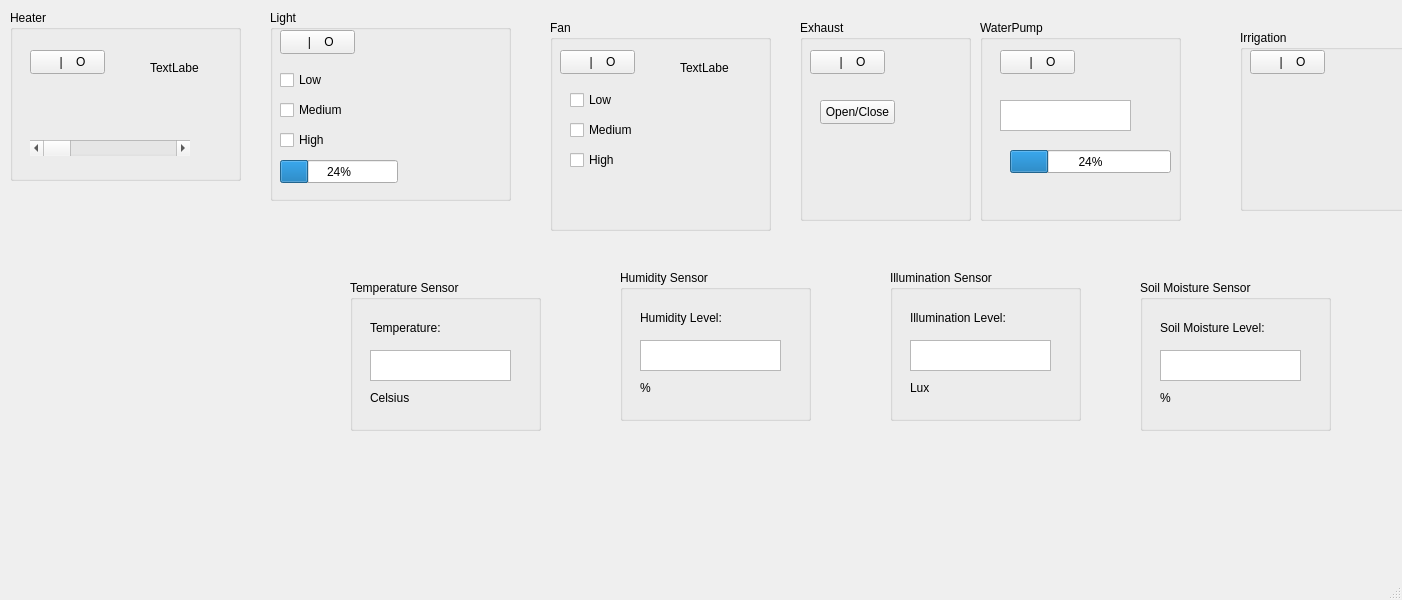
The window that mainwindow.ui (MaksPyvo/project3_section2_.Group7) describes before a commit, drawn with Qt 5.
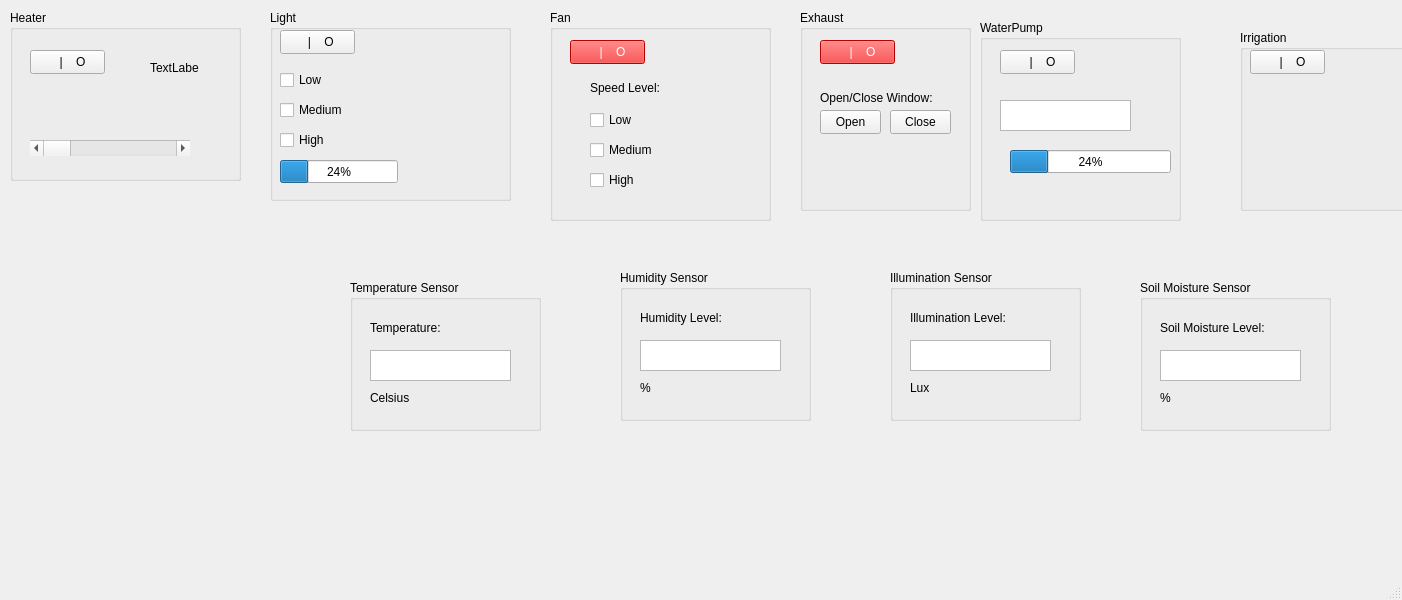
The same window after the commit.

Commit message: [REQ-FAN-002, REQ-EXH-002] Integrate: Fan, Exhaust classes with HMI class

What changed in the file:
```diff
--- a/mainwindow.ui
+++ b/mainwindow.ui
@@ -161,7 +161,7 @@
     <property name="geometry">
      <rect>
       <x>550</x>
-      <y>20</y>
+      <y>10</y>
       <width>221</width>
       <height>211</height>
      </rect>
@@ -172,12 +172,15 @@
     <widget class="QPushButton" name="FanSwitch">
      <property name="geometry">
       <rect>
-       <x>10</x>
+       <x>20</x>
        <y>30</y>
        <width>75</width>
        <height>24</height>
       </rect>
      </property>
+     <property name="styleSheet">
+      <string notr="true">background-color: red; color: white</string>
+     </property>
      <property name="text">
       <string>   |    O</string>
      </property>
@@ -185,53 +188,53 @@
     <widget class="QCheckBox" name="checkBox">
      <property name="geometry">
       <rect>
-       <x>20</x>
+       <x>40</x>
+       <y>100</y>
+       <width>75</width>
+       <height>20</height>
+      </rect>
+     </property>
+     <property name="text">
+      <string>Low</string>
+     </property>
+    </widget>
+    <widget class="QCheckBox" name="SpeedMediumLevelCheckbox">
+     <property name="geometry">
+      <rect>
+       <x>40</x>
+       <y>130</y>
+       <width>75</width>
+       <height>20</height>
+      </rect>
+     </property>
+     <property name="text">
+      <string>Medium</string>
+     </property>
+    </widget>
+    <widget class="QCheckBox" name="SpeedHighLevelCheckbox">
+     <property name="geometry">
+      <rect>
+       <x>40</x>
+       <y>160</y>
+       <width>75</width>
+       <height>20</height>
+      </rect>
+     </property>
+     <property name="text">
+      <string>High</string>
+     </property>
+    </widget>
+    <widget class="QLabel" name="label_10">
+     <property name="geometry">
+      <rect>
+       <x>40</x>
        <y>70</y>
-       <width>75</width>
-       <height>20</height>
-      </rect>
-     </property>
-     <property name="text">
-      <string>Low</string>
-     </property>
-    </widget>
-    <widget class="QCheckBox" name="checkBox_2">
-     <property name="geometry">
-      <rect>
-       <x>20</x>
-       <y>100</y>
-       <width>75</width>
-       <height>20</height>
-      </rect>
-     </property>
-     <property name="text">
-      <string>Medium</string>
-     </property>
-    </widget>
-    <widget class="QCheckBox" name="checkBox_6">
-     <property name="geometry">
-      <rect>
-       <x>20</x>
-       <y>130</y>
-       <width>75</width>
-       <height>20</height>
-      </rect>
-     </property>
-     <property name="text">
-      <string>High</string>
-     </property>
-    </widget>
-    <widget class="QLabel" name="label">
-     <property name="geometry">
-      <rect>
-       <x>130</x>
-       <y>40</y>
-       <width>49</width>
+       <width>91</width>
        <height>16</height>
       </rect>
      </property>
      <property name="text">
-      <string>TextLabel</string>
+      <string>Speed Level:</string>
      </property>
     </widget>
    </widget>
@@ -239,7 +242,7 @@
     <property name="geometry">
      <rect>
       <x>800</x>
-      <y>20</y>
+      <y>10</y>
       <width>171</width>
       <height>201</height>
      </rect>
@@ -250,27 +253,68 @@
     <widget class="QPushButton" name="ExhaustSwitch">
      <property name="geometry">
       <rect>
-       <x>10</x>
+       <x>20</x>
        <y>30</y>
        <width>75</width>
        <height>24</height>
       </rect>
      </property>
+     <property name="styleSheet">
+      <string notr="true">background-color: red; color: white;</string>
+     </property>
      <property name="text">
       <string>   |    O</string>
      </property>
     </widget>
-    <widget class="QPushButton" name="ToggleSwitch">
+    <widget class="QPushButton" name="OpenExhaustBtn">
+     <property name="geometry">
+      <rect>
+       <x>20</x>
+       <y>100</y>
+       <width>61</width>
+       <height>24</height>
+      </rect>
+     </property>
+     <property name="text">
+      <string>Open</string>
+     </property>
+     <property name="checkable">
+      <bool>false</bool>
+     </property>
+    </widget>
+    <widget class="QLabel" name="label">
      <property name="geometry">
       <rect>
        <x>20</x>
        <y>80</y>
-       <width>75</width>
+       <width>121</width>
+       <height>16</height>
+      </rect>
+     </property>
+     <property name="text">
+      <string>Open/Close Window:</string>
+     </property>
+    </widget>
+    <widget class="QPushButton" name="CloseExhaustBtn">
+     <property name="geometry">
+      <rect>
+       <x>90</x>
+       <y>100</y>
+       <width>61</width>
        <height>24</height>
       </rect>
      </property>
+     <property name="focusPolicy">
+      <enum>Qt::FocusPolicy::NoFocus</enum>
+     </property>
+     <property name="autoFillBackground">
+      <bool>false</bool>
+     </property>
+     <property name="styleSheet">
+      <string notr="true"/>
+     </property>
      <property name="text">
-      <string>Open/Close</string>
+      <string>Close</string>
      </property>
     </widget>
    </widget>
```
Left out of the diff: 5 changed lines with no effect on the pictures. The commit also changes 4 other files.
